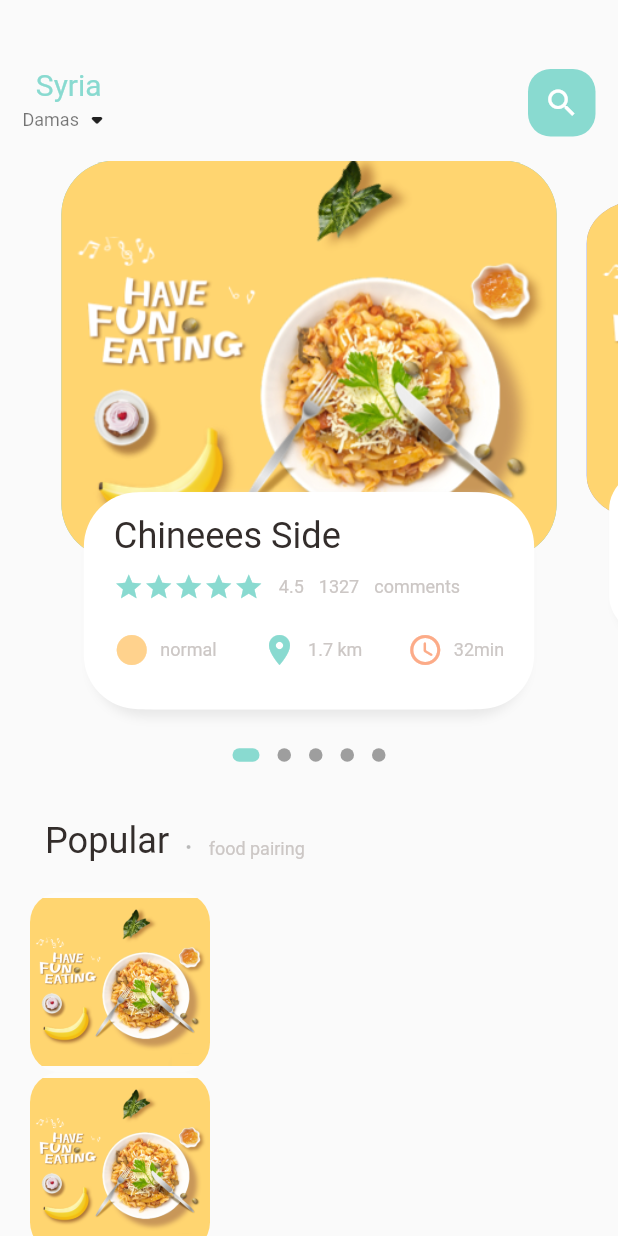
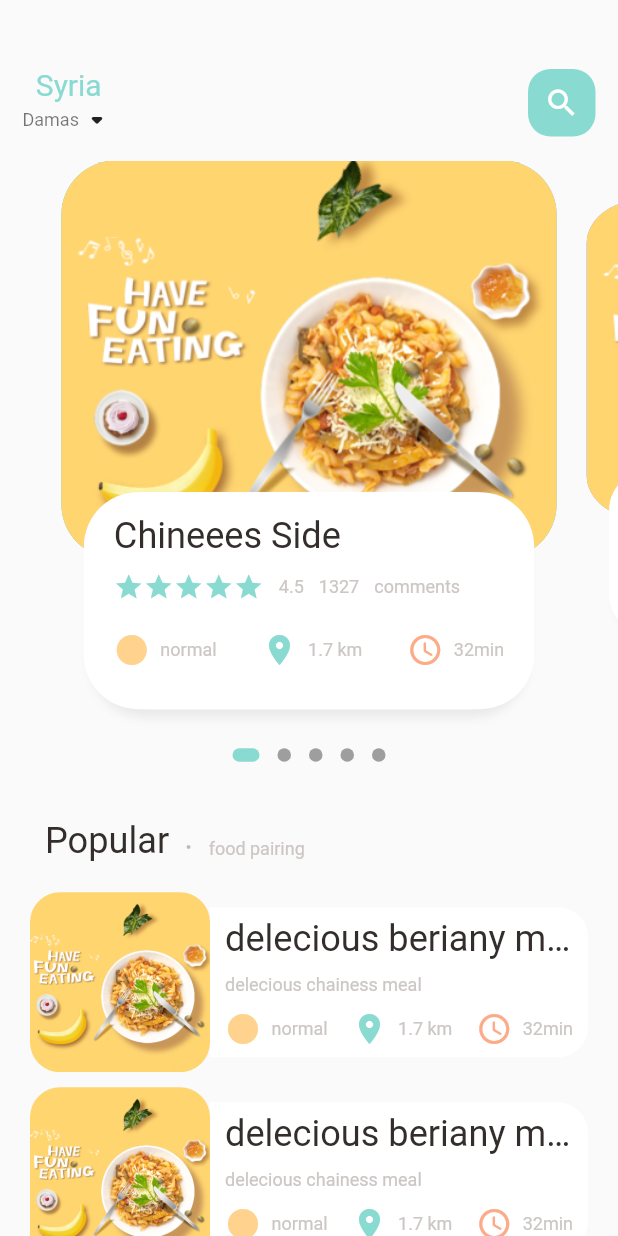
Before and after one commit to leprofessionnel79/food_app, a Flutter app: the screen it shows after launch, on a phone screen of 412 x 824 dp. Run offline on Flutter 3.47's test engine with Material 2 defaults, Android fonts, the phone set to English and light mode, and no system bars; drawn by our look-alikes of dots_indicator; our stand-ins replace get.

Commit message:
adjust listview

```diff
--- a/lib/home/food_page_body.dart
+++ b/lib/home/food_page_body.dart
@@ -100,10 +100,11 @@ class _FoodPageBodyState extends State<FoodPageBody> {
         Container(
           height: 500,
           child: ListView.builder(
+              physics: NeverScrollableScrollPhysics(),
               itemCount: 10,
               itemBuilder: (context, index) {
                 return Container(
-                  margin: EdgeInsets.only(left: 20, right: 20),
+                  margin: EdgeInsets.only(left: 20, right: 20, bottom: 10),
                   child: Row(
                     children: [
                       Container(
@@ -113,7 +114,55 @@ class _FoodPageBodyState extends State<FoodPageBody> {
                             borderRadius: BorderRadius.circular(20),
                             color: Colors.white38,
                             image: DecorationImage(
+                                fit: BoxFit.cover,
                                 image: AssetImage("assets/image/food0.png"))),
+                      ),
+                      Expanded(
+                        child: Container(
+                          height: 100,
+                          decoration: BoxDecoration(
+                              borderRadius: BorderRadius.only(
+                                topRight: Radius.circular(20),
+                                bottomRight: Radius.circular(20),
+                              ),
+                              color: Colors.white),
+                          child: Padding(
+                            padding: EdgeInsets.only(left: 10, right: 10),
+                            child: Column(
+                              crossAxisAlignment: CrossAxisAlignment.start,
+                              mainAxisAlignment: MainAxisAlignment.center,
+                              children: [
+                                BigText(
+                                    text: "delecious beriany meal from chaina"),
+                                SizedBox(
+                                  height: 10,
+                                ),
+                                SmallText(text: "delecious chainess meal"),
+                                SizedBox(
+                                  height: 10,
+                                ),
+                                Row(
+                                  mainAxisAlignment:
+                                      MainAxisAlignment.spaceBetween,
+                                  children: [
+                                    IconTextWidget(
+                                        iconData: Icons.circle_sharp,
+                                        text: "normal",
+                                        iconColor: AppColors.iconColor1),
+                                    IconTextWidget(
+                                        iconData: Icons.location_on,
+                                        text: "1.7 km",
+                                        iconColor: AppColors.mainColor),
+                                    IconTextWidget(
+                                        iconData: Icons.access_time_rounded,
+                                        text: "32min",
+                                        iconColor: AppColors.iconColor2)
+                                  ],
+                                ),
+                              ],
+                            ),
+                          ),
+                        ),
                       )
                     ],
                   ),
```
